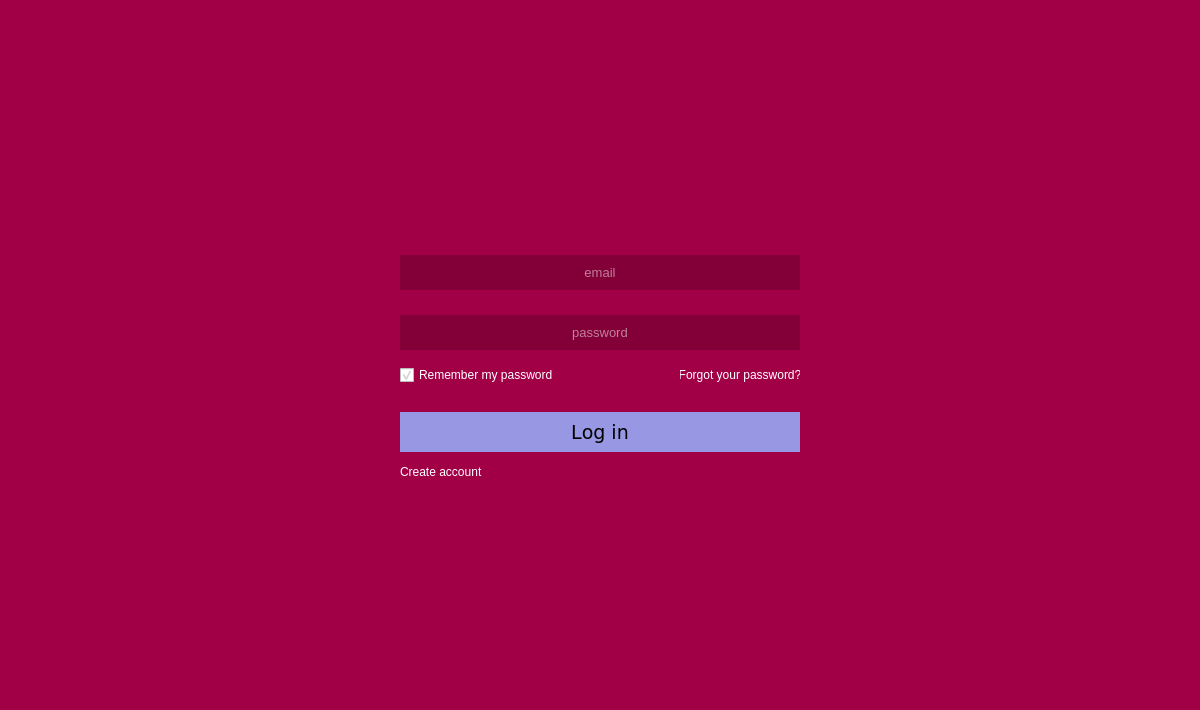
The window that parser-test/loginwindow.ui (JerryShe/O-Reader) describes before a commit, drawn with Qt 5.
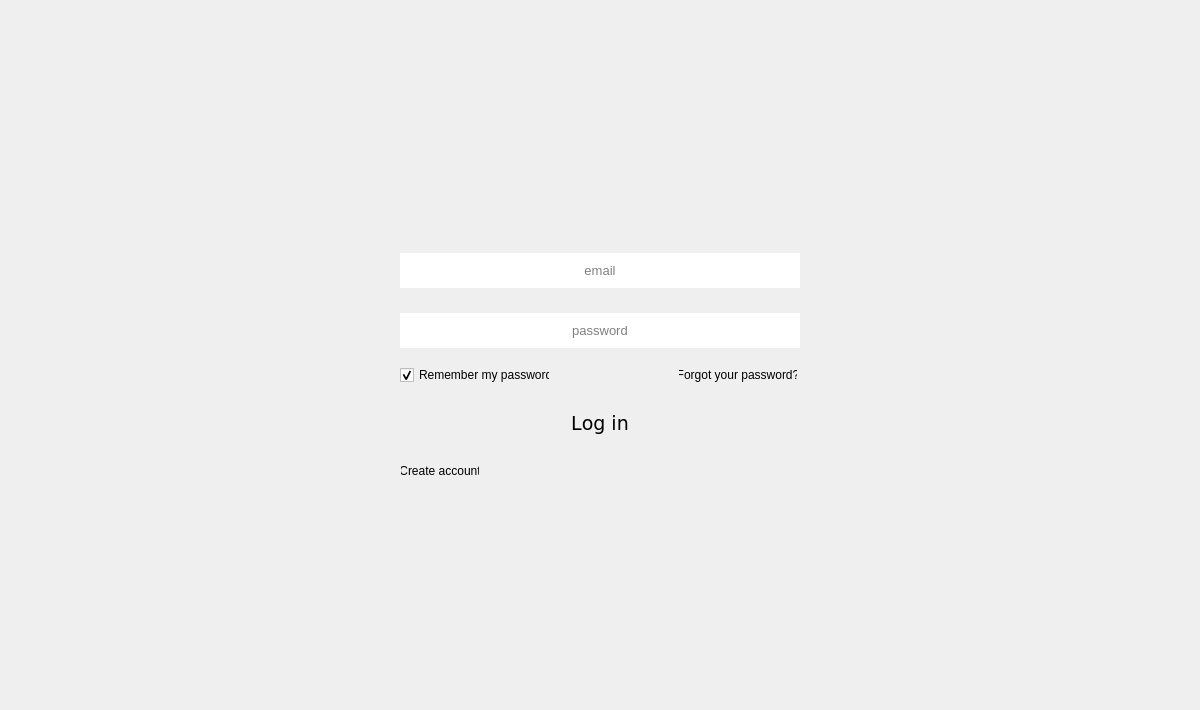
The same window after the commit. Icons and pictures are not drawn.

Commit message: Styles, frame, cocaine

The edit to the form file:
```diff
--- a/parser-test/loginwindow.ui
+++ b/parser-test/loginwindow.ui
@@ -27,7 +27,7 @@
     </sizepolicy>
    </property>
    <property name="styleSheet">
-    <string notr="true">#MainWidget {background-color:rgb(162, 0, 70);}</string>
+    <string notr="true"/>
    </property>
    <layout class="QGridLayout" name="gridLayout" columnstretch="0,0,0" rowminimumheight="0,0" columnminimumwidth="100,0,0">
     <property name="leftMargin">
@@ -57,7 +57,7 @@
        <number>10</number>
       </property>
       <item>
-       <spacer name="horizontalSpacer">
+       <spacer name="topRightHorizontalSpacer">
         <property name="orientation">
          <enum>Qt::Horizontal</enum>
         </property>
@@ -83,178 +83,6 @@
           <height>20</height>
          </size>
         </property>
-        <property name="palette">
-         <palette>
-          <active>
-           <colorrole role="WindowText">
-            <brush brushstyle="SolidPattern">
-             <color alpha="255">
-              <red>255</red>
-              <green>255</green>
-              <blue>0</blue>
-             </color>
-            </brush>
-           </colorrole>
-           <colorrole role="Button">
-            <brush brushstyle="SolidPattern">
-             <color alpha="255">
-              <red>255</red>
-              <green>0</green>
-              <blue>0</blue>
-             </color>
-            </brush>
-           </colorrole>
-           <colorrole role="Base">
-            <brush brushstyle="SolidPattern">
-             <color alpha="255">
-              <red>255</red>
-              <green>0</green>
-              <blue>0</blue>
-             </color>
-            </brush>
-           </colorrole>
-           <colorrole role="Window">
-            <brush brushstyle="SolidPattern">
-             <color alpha="255">
-              <red>255</red>
-              <green>0</green>
-              <blue>0</blue>
-             </color>
-            </brush>
-           </colorrole>
-           <colorrole role="Highlight">
-            <brush brushstyle="SolidPattern">
-             <color alpha="255">
-              <red>255</red>
-              <green>0</green>
-              <blue>0</blue>
-             </color>
-            </brush>
-           </colorrole>
-           <colorrole role="Link">
-            <brush brushstyle="SolidPattern">
-             <color alpha="255">
-              <red>255</red>
-              <green>0</green>
-              <blue>0</blue>
-             </color>
-            </brush>
-           </colorrole>
-          </active>
-          <inactive>
-           <colorrole role="WindowText">
-            <brush brushstyle="SolidPattern">
-             <color alpha="255">
-              <red>255</red>
-              <green>255</green>
-              <blue>0</blue>
-             </color>
-            </brush>
-           </colorrole>
-           <colorrole role="Button">
-            <brush brushstyle="SolidPattern">
-             <color alpha="255">
-              <red>255</red>
-              <green>0</green>
-              <blue>0</blue>
-             </color>
-            </brush>
-           </colorrole>
-           <colorrole role="Base">
-            <brush brushstyle="SolidPattern">
-             <color alpha="255">
-              <red>255</red>
-              <green>0</green>
-              <blue>0</blue>
-             </color>
-            </brush>
-           </colorrole>
-           <colorrole role="Window">
-            <brush brushstyle="SolidPattern">
-             <color alpha="255">
-              <red>255</red>
-              <green>0</green>
-              <blue>0</blue>
-             </color>
-            </brush>
-           </colorrole>
-           <colorrole role="Highlight">
-            <brush brushstyle="SolidPattern">
-             <color alpha="255">
-              <red>255</red>
-              <green>0</green>
-              <blue>0</blue>
-             </color>
-            </brush>
-           </colorrole>
-           <colorrole role="Link">
-            <brush brushstyle="SolidPattern">
-             <color alpha="255">
-              <red>255</red>
-              <green>0</green>
-              <blue>0</blue>
-             </color>
-            </brush>
-           </colorrole>
-          </inactive>
-          <disabled>
-           <colorrole role="WindowText">
-            <brush brushstyle="SolidPattern">
-             <color alpha="255">
-              <red>120</red>
-              <green>120</green>
-              <blue>120</blue>
-             </color>
-            </brush>
-           </colorrole>
-           <colorrole role="Button">
-            <brush brushstyle="SolidPattern">
-             <color alpha="255">
-              <red>255</red>
-              <green>0</green>
-              <blue>0</blue>
-             </color>
-            </brush>
-           </colorrole>
-           <colorrole role="Base">
-            <brush brushstyle="SolidPattern">
-             <color alpha="255">
-              <red>255</red>
-              <green>0</green>
-              <blue>0</blue>
-             </color>
-            </brush>
-           </colorrole>
-           <colorrole role="Window">
-            <brush brushstyle="SolidPattern">
-             <color alpha="255">
-              <red>255</red>
-              <green>0</green>
-              <blue>0</blue>
-             </color>
-            </brush>
-           </colorrole>
-           <colorrole role="Highlight">
-            <brush brushstyle="SolidPattern">
-             <color alpha="255">
-              <red>255</red>
-              <green>0</green>
-              <blue>0</blue>
-             </color>
-            </brush>
-           </colorrole>
-           <colorrole role="Link">
-            <brush brushstyle="SolidPattern">
-             <color alpha="255">
-              <red>255</red>
-              <green>0</green>
-              <blue>0</blue>
-             </color>
-            </brush>
-           </colorrole>
-          </disabled>
-         </palette>
-        </property>
         <property name="font">
          <font>
           <pointsize>40</pointsize>
@@ -305,178 +133,6 @@
           <height>20</height>
          </size>
         </property>
-        <property name="palette">
-         <palette>
-          <active>
-           <colorrole role="WindowText">
-            <brush brushstyle="SolidPattern">
-             <color alpha="255">
-              <red>255</red>
-              <green>255</green>
-              <blue>0</blue>
-             </color>
-            </brush>
-           </colorrole>
-           <colorrole role="Button">
-            <brush brushstyle="SolidPattern">
-             <color alpha="255">
-              <red>255</red>
-              <green>0</green>
-              <blue>0</blue>
-             </color>
-            </brush>
-           </colorrole>
-           <colorrole role="Base">
-            <brush brushstyle="SolidPattern">
-             <color alpha="255">
-              <red>255</red>
-              <green>0</green>
-              <blue>0</blue>
-             </color>
-            </brush>
-           </colorrole>
-           <colorrole role="Window">
-            <brush brushstyle="SolidPattern">
-             <color alpha="255">
-              <red>255</red>
-              <green>0</green>
-              <blue>0</blue>
-             </color>
-            </brush>
-           </colorrole>
-           <colorrole role="Highlight">
-            <brush brushstyle="SolidPattern">
-             <color alpha="255">
-              <red>255</red>
-              <green>0</green>
-              <blue>0</blue>
-             </color>
-            </brush>
-           </colorrole>
-           <colorrole role="Link">
-            <brush brushstyle="SolidPattern">
-             <color alpha="255">
-              <red>255</red>
-              <green>0</green>
-              <blue>0</blue>
-             </color>
-            </brush>
-           </colorrole>
-          </active>
-          <inactive>
-           <colorrole role="WindowText">
-            <brush brushstyle="SolidPattern">
-             <color alpha="255">
-              <red>255</red>
-              <green>255</green>
-              <blue>0</blue>
-             </color>
-            </brush>
-           </colorrole>
-           <colorrole role="Button">
-            <brush brushstyle="SolidPattern">
-             <color alpha="255">
-              <red>255</red>
-              <green>0</green>
-              <blue>0</blue>
-             </color>
-            </brush>
-           </colorrole>
-           <colorrole role="Base">
-            <brush brushstyle="SolidPattern">
-             <color alpha="255">
-              <red>255</red>
-              <green>0</green>
-              <blue>0</blue>
-             </color>
-            </brush>
-           </colorrole>
-           <colorrole role="Window">
-            <brush brushstyle="SolidPattern">
-             <color alpha="255">
-              <red>255</red>
-              <green>0</green>
-              <blue>0</blue>
-             </color>
-            </brush>
-           </colorrole>
-           <colorrole role="Highlight">
-            <brush brushstyle="SolidPattern">
-             <color alpha="255">
-              <red>255</red>
-              <green>0</green>
-              <blue>0</blue>
-             </color>
-            </brush>
-           </colorrole>
-           <colorrole role="Link">
-            <brush brushstyle="SolidPattern">
-             <color alpha="255">
-              <red>255</red>
-              <green>0</green>
-              <blue>0</blue>
-             </color>
-            </brush>
-           </colorrole>
-          </inactive>
-          <disabled>
-           <colorrole role="WindowText">
-            <brush brushstyle="SolidPattern">
-             <color alpha="255">
-              <red>120</red>
-              <green>120</green>
-              <blue>120</blue>
-             </color>
-            </brush>
-           </colorrole>
-           <colorrole role="Button">
-            <brush brushstyle="SolidPattern">
-             <color alpha="255">
-              <red>255</red>
-              <green>0</green>
-              <blue>0</blue>
-             </color>
-            </brush>
-           </colorrole>
-           <colorrole role="Base">
-            <brush brushstyle="SolidPattern">
-             <color alpha="255">
-              <red>255</red>
-              <green>0</green>
-              <blue>0</blue>
-             </color>
-            </brush>
-           </colorrole>
-           <colorrole role="Window">
-            <brush brushstyle="SolidPattern">
-             <color alpha="255">
-              <red>255</red>
-              <green>0</green>
-              <blue>0</blue>
-             </color>
-            </brush>
-           </colorrole>
-           <colorrole role="Highlight">
-            <brush brushstyle="SolidPattern">
-             <color alpha="255">
-              <red>255</red>
-              <green>0</green>
-              <blue>0</blue>
-             </color>
-            </brush>
-           </colorrole>
-           <colorrole role="Link">
-            <brush brushstyle="SolidPattern">
-             <color alpha="255">
-              <red>255</red>
-              <green>0</green>
-              <blue>0</blue>
-             </color>
-            </brush>
-           </colorrole>
-          </disabled>
-         </palette>
-        </property>
         <property name="font">
          <font>
           <pointsize>40</pointsize>
@@ -533,178 +189,6 @@
           <height>1</height>
          </size>
         </property>
-        <property name="palette">
-         <palette>
-          <active>
-           <colorrole role="WindowText">
-            <brush brushstyle="SolidPattern">
-             <color alpha="255">
-              <red>255</red>
-              <green>255</green>
-              <blue>0</blue>
-             </color>
-            </brush>
-           </colorrole>
-           <colorrole role="Button">
-            <brush brushstyle="SolidPattern">
-             <color alpha="255">
-              <red>255</red>
-              <green>0</green>
-              <blue>0</blue>
-             </color>
-            </brush>
-           </colorrole>
-           <colorrole role="Base">
-            <brush brushstyle="SolidPattern">
-             <color alpha="255">
-              <red>255</red>
-              <green>0</green>
-              <blue>0</blue>
-             </color>
-            </brush>
-           </colorrole>
-           <colorrole role="Window">
-            <brush brushstyle="SolidPattern">
-             <color alpha="255">
-              <red>255</red>
-              <green>0</green>
-              <blue>0</blue>
-             </color>
-            </brush>
-           </colorrole>
-           <colorrole role="Highlight">
-            <brush brushstyle="SolidPattern">
-             <color alpha="255">
-              <red>255</red>
-              <green>0</green>
-              <blue>0</blue>
-             </color>
-            </brush>
-           </colorrole>
-           <colorrole role="Link">
-            <brush brushstyle="SolidPattern">
-             <color alpha="255">
-              <red>255</red>
-              <green>0</green>
-              <blue>0</blue>
-             </color>
-            </brush>
-           </colorrole>
-          </active>
-          <inactive>
-           <colorrole role="WindowText">
-            <brush brushstyle="SolidPattern">
-             <color alpha="255">
-              <red>255</red>
-              <green>255</green>
-              <blue>0</blue>
-             </color>
-            </brush>
-           </colorrole>
-           <colorrole role="Button">
-            <brush brushstyle="SolidPattern">
-             <color alpha="255">
-              <red>255</red>
-              <green>0</green>
-              <blue>0</blue>
-             </color>
-            </brush>
-           </colorrole>
-           <colorrole role="Base">
-            <brush brushstyle="SolidPattern">
-             <color alpha="255">
-              <red>255</red>
-              <green>0</green>
-              <blue>0</blue>
-             </color>
-            </brush>
-           </colorrole>
-           <colorrole role="Window">
-            <brush brushstyle="SolidPattern">
-             <color alpha="255">
-              <red>255</red>
-              <green>0</green>
-              <blue>0</blue>
-             </color>
-            </brush>
-           </colorrole>
-           <colorrole role="Highlight">
-            <brush brushstyle="SolidPattern">
-             <color alpha="255">
-              <red>255</red>
-              <green>0</green>
-              <blue>0</blue>
-             </color>
-            </brush>
-           </colorrole>
-           <colorrole role="Link">
-            <brush brushstyle="SolidPattern">
-             <color alpha="255">
-              <red>255</red>
-              <green>0</green>
-              <blue>0</blue>
-             </color>
-            </brush>
-           </colorrole>
-          </inactive>
-          <disabled>
-           <colorrole role="WindowText">
-            <brush brushstyle="SolidPattern">
-             <color alpha="255">
-              <red>120</red>
-              <green>120</green>
-              <blue>120</blue>
-             </color>
-            </brush>
-           </colorrole>
-           <colorrole role="Button">
-            <brush brushstyle="SolidPattern">
-             <color alpha="255">
-              <red>255</red>
-              <green>0</green>
-              <blue>0</blue>
-             </color>
-            </brush>
-           </colorrole>
-           <colorrole role="Base">
-            <brush brushstyle="SolidPattern">
-             <color alpha="255">
-              <red>255</red>
-              <green>0</green>
-              <blue>0</blue>
-             </color>
-            </brush>
-           </colorrole>
-           <colorrole role="Window">
-            <brush brushstyle="SolidPattern">
-             <color alpha="255">
-              <red>255</red>
-              <green>0</green>
-              <blue>0</blue>
-             </color>
-            </brush>
-           </colorrole>
-           <colorrole role="Highlight">
-            <brush brushstyle="SolidPattern">
-             <color alpha="255">
-              <red>255</red>
-              <green>0</green>
-              <blue>0</blue>
-             </color>
-            </brush>
-           </colorrole>
-           <colorrole role="Link">
-            <brush brushstyle="SolidPattern">
-             <color alpha="255">
-              <red>255</red>
-              <green>0</green>
-              <blue>0</blue>
-             </color>
-            </brush>
-           </colorrole>
-          </disabled>
-         </palette>
-        </property>
         <property name="font">
          <font>
           <pointsize>12</pointsize>
@@ -829,15 +313,12 @@
         <property name="font">
          <font>
           <pointsize>10</pointsize>
+          <stylestrategy>PreferAntialias</stylestrategy>
           <kerning>true</kerning>
          </font>
         </property>
         <property name="styleSheet">
-         <string notr="true">#Name
-{
-	background-color:rgb(130, 0, 55);
-	color: white;
-}</string>
+         <string notr="true"/>
         </property>
         <property name="inputMask">
          <string/>
@@ -873,189 +354,14 @@
           <height>25</height>
          </size>
         </property>
-        <property name="palette">
-         <palette>
-          <active>
-           <colorrole role="WindowText">
-            <brush brushstyle="SolidPattern">
-             <color alpha="255">
-              <red>255</red>
-              <green>255</green>
-              <blue>255</blue>
-             </color>
-            </brush>
-           </colorrole>
-           <colorrole role="Button">
-            <brush brushstyle="SolidPattern">
-             <color alpha="255">
-              <red>130</red>
-              <green>0</green>
-              <blue>55</blue>
-             </color>
-            </brush>
-           </colorrole>
-           <colorrole role="Text">
-            <brush brushstyle="SolidPattern">
-             <color alpha="255">
-              <red>255</red>
-              <green>255</green>
-              <blue>255</blue>
-             </color>
-            </brush>
-           </colorrole>
-           <colorrole role="ButtonText">
-            <brush brushstyle="SolidPattern">
-             <color alpha="255">
-              <red>255</red>
-              <green>255</green>
-              <blue>255</blue>
-             </color>
-            </brush>
-           </colorrole>
-           <colorrole role="Base">
-            <brush brushstyle="SolidPattern">
-             <color alpha="255">
-              <red>130</red>
-              <green>0</green>
-              <blue>55</blue>
-             </color>
-            </brush>
-           </colorrole>
-           <colorrole role="Window">
-            <brush brushstyle="SolidPattern">
-             <color alpha="255">
-              <red>130</red>
-              <green>0</green>
-              <blue>55</blue>
-             </color>
-            </brush>
-           </colorrole>
-          </active>
-          <inactive>
-           <colorrole role="WindowText">
-            <brush brushstyle="SolidPattern">
-             <color alpha="255">
-              <red>255</red>
-              <green>255</green>
-              <blue>255</blue>
-             </color>
-            </brush>
-           </colorrole>
-           <colorrole role="Button">
-            <brush brushstyle="SolidPattern">
-             <color alpha="255">
-              <red>130</red>
-              <green>0</green>
-              <blue>55</blue>
-             </color>
-            </brush>
-           </colorrole>
-           <colorrole role="Text">
-            <brush brushstyle="SolidPattern">
-             <color alpha="255">
-              <red>255</red>
-              <green>255</green>
-              <blue>255</blue>
-             </color>
-            </brush>
-           </colorrole>
-           <colorrole role="ButtonText">
-            <brush brushstyle="SolidPattern">
-             <color alpha="255">
-              <red>255</red>
-              <green>255</green>
-              <blue>255</blue>
-             </color>
-            </brush>
-           </colorrole>
-           <colorrole role="Base">
-            <brush brushstyle="SolidPattern">
-             <color alpha="255">
-              <red>130</red>
-              <green>0</green>
-              <blue>55</blue>
-             </color>
-            </brush>
-           </colorrole>
-           <colorrole role="Window">
-            <brush brushstyle="SolidPattern">
-             <color alpha="255">
-              <red>130</red>
-              <green>0</green>
-              <blue>55</blue>
-             </color>
-            </brush>
-           </colorrole>
-          </inactive>
-          <disabled>
-           <colorrole role="WindowText">
-            <brush brushstyle="SolidPattern">
-             <color alpha="255">
-              <red>255</red>
-              <green>255</green>
-              <blue>255</blue>
-             </color>
-            </brush>
-           </colorrole>
-           <colorrole role="Button">
-            <brush brushstyle="SolidPattern">
-             <color alpha="255">
-              <red>130</red>
-              <green>0</green>
-              <blue>55</blue>
-             </color>
-            </brush>
-           </colorrole>
-           <colorrole role="Text">
-            <brush brushstyle="SolidPattern">
-             <color alpha="255">
-              <red>255</red>
-              <green>255</green>
-              <blue>255</blue>
-             </color>
-            </brush>
-           </colorrole>
-           <colorrole role="ButtonText">
-            <brush brushstyle="SolidPattern">
-             <color alpha="255">
-              <red>255</red>
-              <green>255</green>
-              <blue>255</blue>
-             </color>
-            </brush>
-           </colorrole>
-           <colorrole role="Base">
-            <brush brushstyle="SolidPattern">
-             <color alpha="255">
-              <red>130</red>
-              <green>0</green>
-              <blue>55</blue>
-             </color>
-            </brush>
-           </colorrole>
-           <colorrole role="Window">
-            <brush brushstyle="SolidPattern">
-             <color alpha="255">
-              <red>130</red>
-              <green>0</green>
-              <blue>55</blue>
-             </color>
-            </brush>
-           </colorrole>
-          </disabled>
-         </palette>
-        </property>
         <property name="font">
          <font>
           <pointsize>10</pointsize>
+          <stylestrategy>PreferAntialias</stylestrategy>
          </font>
         </property>
         <property name="styleSheet">
-         <string notr="true">#Pass
-{
-	background-color:rgb(130, 0, 55);
-	color: white;
-}</string>
+         <string notr="true"/>
         </property>
         <property name="inputMethodHints">
          <set>Qt::ImhHiddenText|Qt::ImhNoAutoUppercase|Qt::ImhNoPredictiveText|Qt::ImhSensitiveData</set>
@@ -1091,41 +397,39 @@
         <property name="sizeConstraint">
          <enum>QLayout::SetMinAndMaxSize</enum>
         </property>
+        <property name="topMargin">
+         <number>1</number>
+        </property>
         <item>
          <widget class="QCheckBox" name="Remember">
+          <property name="sizePolicy">
+           <sizepolicy hsizetype="Minimum" vsizetype="Fixed">
+            <horstretch>0</horstretch>
+            <verstretch>0</verstretch>
+           </sizepolicy>
+          </property>
           <property name="minimumSize">
            <size>
-            <width>0</width>
-            <height>20</height>
+            <width>150</width>
+            <height>22</height>
            </size>
           </property>
           <property name="maximumSize">
            <size>
-            <width>16777215</width>
-            <height>16777215</height>
+            <width>150</width>
+            <height>22</height>
            </size>
           </property>
+          <property name="font">
+           <font>
+            <stylestrategy>PreferAntialias</stylestrategy>
+           </font>
+          </property>
+          <property name="layoutDirection">
+           <enum>Qt::LeftToRight</enum>
+          </property>
           <property name="styleSheet">
-           <string notr="true">#Remember
-{
-	color: white;
-}
-
-#Remember:hover
-{
-	color: rgb(151, 151, 227);
-}
-
-#Remember::indicator:off
-{
-	image: url(:check_no.png);
-}
-
-#Remember::indicator:on
-{
-	image: url(:check_ok.png);
-}
-</string>
+           <string notr="true"/>
           </property>
           <property name="text">
            <string notr="true">Remember my password</string>
@@ -1154,38 +458,57 @@
          </widget>
         </item>
         <item>
-         <widget class="QLabel" name="Forgot">
+         <spacer name="horizontalSpacer">
+          <property name="orientation">
+           <enum>Qt::Horizontal</enum>
+          </property>
+          <property name="sizeType">
+           <enum>QSizePolicy::Fixed</enum>
+          </property>
+          <property name="sizeHint" stdset="0">
+           <size>
+            <width>128</width>
+            <height>20</height>
+           </size>
+          </property>
+         </spacer>
+        </item>
+        <item>
+         <widget class="QPushButton" name="Forgot">
+          <property name="sizePolicy">
+           <sizepolicy hsizetype="Fixed" vsizetype="Fixed">
+            <horstretch>0</horstretch>
+            <verstretch>0</verstretch>
+           </sizepolicy>
+          </property>
           <property name="minimumSize">
            <size>
-            <width>0</width>
-            <height>0</height>
+            <width>120</width>
+            <height>22</height>
            </size>
           </property>
           <property name="maximumSize">
            <size>
             <width>120</width>
-            <height>16777215</height>
+            <height>22</height>
            </size>
           </property>
+          <property name="font">
+           <font>
+            <stylestrategy>PreferAntialias</stylestrategy>
+           </font>
+          </property>
           <property name="layoutDirection">
-           <enum>Qt::LeftToRight</enum>
+           <enum>Qt::RightToLeft</enum>
           </property>
           <property name="styleSheet">
-           <string notr="true">#Forgot
-{
-	color: white;
-}
-
-#Forgot:hover
-{
-	color: rgb(151, 151, 227);
-}</string>
+           <string notr="true"/>
           </property>
           <property name="text">
            <string>Forgot your password?</string>
           </property>
-          <property name="alignment">
-           <set>Qt::AlignCenter</set>
+          <property name="flat">
+           <bool>true</bool>
           </property>
          </widget>
         </item>
@@ -1202,13 +525,13 @@
         <property name="minimumSize">
          <size>
           <width>400</width>
-          <height>40</height>
+          <height>35</height>
          </size>
         </property>
         <property name="maximumSize">
          <size>
           <width>400</width>
-          <height>25</height>
+          <height>35</height>
          </size>
         </property>
         <property name="font">
@@ -1223,16 +546,7 @@
          </font>
         </property>
         <property name="styleSheet">
-         <string notr="true">#login{
-	background-color:rgb(151, 151, 227);
-	border: none;
-	background-repeat: none;
-}
-
-#login:hover
-{
-	background-color:rgb(130, 130, 195);
-}</string>
+         <string notr="true"/>
         </property>
         <property name="text">
          <string notr="true">Log in</string>
@@ -1252,38 +566,38 @@
        </widget>
       </item>
       <item>
-       <widget class="QLabel" name="Registration">
+       <widget class="QPushButton" name="Registration">
         <property name="minimumSize">
          <size>
-          <width>0</width>
-          <height>0</height>
+          <width>80</width>
+          <height>18</height>
          </size>
         </property>
         <property name="maximumSize">
          <size>
-          <width>100</width>
-          <height>16777215</height>
+          <width>80</width>
+          <height>20</height>
          </size>
         </property>
-        <property name="styleSheet">
-         <string notr="true">#Registration
-{
-	color: white;
-}
-
-#Registration:hover
-{
-	color: rgb(151, 151, 227);
-}</string>
+        <property name="font">
+         <font>
+          <stylestrategy>PreferAntialias</stylestrategy>
+         </font>
+        </property>
+        <property name="layoutDirection">
+         <enum>Qt::LeftToRight</enum>
         </property>
         <property name="text">
          <string>Create account</string>
         </property>
-        <property name="scaledContents">
+        <property name="autoDefault">
          <bool>false</bool>
         </property>
-        <property name="alignment">
-         <set>Qt::AlignLeading|Qt::AlignLeft|Qt::AlignVCenter</set>
+        <property name="default">
+         <bool>false</bool>
+        </property>
+        <property name="flat">
+         <bool>true</bool>
         </property>
        </widget>
       </item>
```
Left out of the diff: 10 changed lines with no effect on the pictures. The commit also changes 24 other files.
